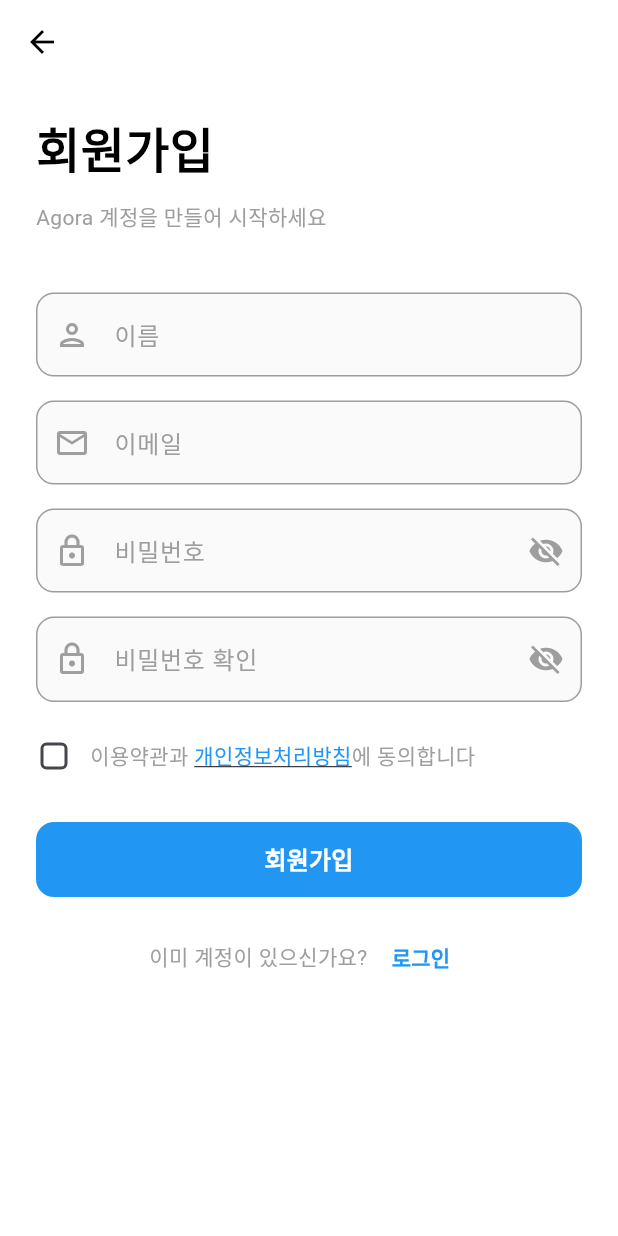
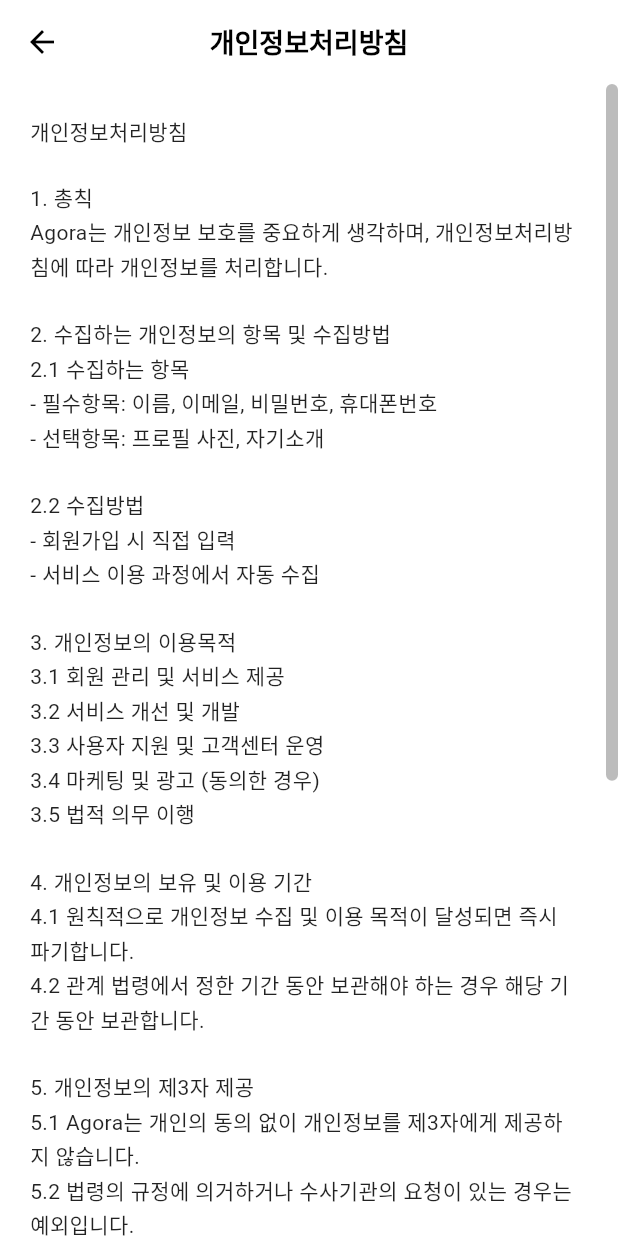
Before and after one commit to najoan125/agora, a Flutter app: the SignupScreen screen opened directly, after a tap on "개인정보처리방침", on a phone screen of 412 x 824 dp. Run offline on Flutter 3.47's test engine with Material 3 defaults, Android fonts, the phone set to English and light mode, and no system bars; our stand-ins replace flutter_svg.

Commit message:
회원가입페이지에서 이용약관과 개인정보처리방침을 클릭할시에 정상적으로 정보를 확인할 수 있게 바꿈

```diff
--- a/lib/screens/account_recovery_help_screen.dart
+++ b/lib/screens/account_recovery_help_screen.dart
@@ -214,7 +214,7 @@
                   controller: _descriptionController,
                   maxLines: 5,
                   decoration: InputDecoration(
-                    hintText: '겪고 계신 문제를 자세히 설명해주세요...',
+                    hintText: '문제를 자세히 설명해주세요...',
                     hintStyle: const TextStyle(color: Colors.grey, fontSize: 14),
                     border: OutlineInputBorder(
                       borderRadius: BorderRadius.circular(12),
@@ -293,7 +293,7 @@
                         ],
                       ),
                       const SizedBox(height: 12),
-                      _buildFAQItem('• 스팸 폴더를 확인해보셨나요?'),
+                      _buildFAQItem('• 스팸함을 확인해보셨나요?'),
                       _buildFAQItem('• 올바른 이메일 주소를 입력하셨나요?'),
                       _buildFAQItem('• 이메일이 도착하는데 최대 10분이 걸릴 수 있습니다.'),
                     ],
--- /dev/null
+++ b/lib/screens/policy_screen.dart
@@ -0,0 +1,153 @@
+import 'package:flutter/material.dart';
+
+// 이용약관 및 개인정보처리방침을 표시하는 페이지
+
+class PolicyScreen extends StatelessWidget {
+  final String title;
+  final String content;
+
+  const PolicyScreen({
+    Key? key,
+    required this.title,
+    required this.content,
+  }) : super(key: key);
+
+  @override
+  Widget build(BuildContext context) {
+    return Scaffold(
+      backgroundColor: Colors.white,
+      appBar: AppBar(
+        backgroundColor: Colors.white,
+        elevation: 0,
+        leading: IconButton(
+          icon: const Icon(Icons.arrow_back, color: Colors.black),
+          onPressed: () => Navigator.of(context).pop(),
+        ),
+        title: Text(
+          title,
+          style: const TextStyle(
+            color: Colors.black,
+            fontSize: 18,
+            fontWeight: FontWeight.bold,
+          ),
+        ),
+        centerTitle: true,
+      ),
+      body: SafeArea(
+        child: ScrollConfiguration(
+          behavior: ScrollConfiguration.of(context).copyWith(
+            scrollbars: true,
+          ),
+          child: Scrollbar(
+            thumbVisibility: true,
+            thickness: 8,
+            radius: const Radius.circular(4),
+            child: SingleChildScrollView(
+              padding: const EdgeInsets.only(
+                left: 20,
+                top: 20,
+                right: 24,
+                bottom: 20,
+              ),
+              child: Text(
+                content,
+                style: const TextStyle(
+                  fontSize: 14,
+                  color: Colors.black87,
+                  height: 1.6,
+                ),
+              ),
+            ),
+          ),
+        ),
+      ),
+    );
+  }
+}
+
+// 이용약관 내용
+const String termsOfServiceContent = '''
+이용약관
+
+1. 총칙
+본 이용약관은 Agora 서비스(이하 "서비스")를 이용함에 있어 회사와 이용자의 권리, 의무 및 책임사항을 규정합니다.
+
+2. 서비스의 이용
+2.1 서비스는 만 14세 이상의 이용자만 이용할 수 있습니다.
+2.2 이용자는 본 약관에 동의함으로써 서비스 이용 계약이 성립됩니다.
+2.3 회사는 서비스의 내용을 변경할 수 있으며, 변경 시 이용자에게 통보합니다.
+
+3. 이용자의 의무
+3.1 이용자는 타인의 개인정보를 무단으로 사용할 수 없습니다.
+3.2 이용자는 서비스를 불법적인 목적으로 이용할 수 없습니다.
+3.3 이용자는 타인을 괴롭히거나 명예를 훼손하는 행위를 할 수 없습니다.
+
+4. 회사의 책임
+4.1 회사는 서비스 제공 중 발생하는 직접적인 피해에 대해 책임집니다.
+4.2 회사는 이용자의 부주의로 인한 피해에 대해 책임지지 않습니다.
+4.3 회사는 천재지변, 전쟁, 테러 등 불가항력적 사유로 인한 서비스 중단에 대해 책임지지 않습니다.
+
+5. 서비스 이용의 제한 및 중지
+5.1 회사는 이용자가 본 약관을 위반할 경우 서비스 이용을 제한할 수 있습니다.
+5.2 서비스 이용 제한은 위반의 정도에 따라 임시 제한 또는 영구 차단될 수 있습니다.
+
+6. 계약의 해지
+6.1 이용자는 언제든지 서비스 이용을 중단할 수 있습니다.
+6.2 회사는 이용자의 요청에 따라 계정을 삭제할 수 있습니다.
+
+7. 준거법 및 관할
+본 약관은 대한민국 법에 따라 해석되며, 분쟁은 대한민국 법원의 관할에 따릅니다.
+
+부칙
+본 이용약관은 2025년 11월 12일부터 시행됩니다.
+''';
+
+// 개인정보처리방침 내용
+const String privacyPolicyContent = '''
+개인정보처리방침
+
+1. 총칙
+Agora는 개인정보 보호를 중요하게 생각하며, 개인정보처리방침에 따라 개인정보를 처리합니다.
+
+2. 수집하는 개인정보의 항목 및 수집방법
+2.1 수집하는 항목
+- 필수항목: 이름, 이메일, 비밀번호, 휴대폰번호
+- 선택항목: 프로필 사진, 자기소개
+
+2.2 수집방법
+- 회원가입 시 직접 입력
+- 서비스 이용 과정에서 자동 수집
+
+3. 개인정보의 이용목적
+3.1 회원 관리 및 서비스 제공
+3.2 서비스 개선 및 개발
+3.3 사용자 지원 및 고객센터 운영
+3.4 마케팅 및 광고 (동의한 경우)
+3.5 법적 의무 이행
+
+4. 개인정보의 보유 및 이용 기간
+4.1 원칙적으로 개인정보 수집 및 이용 목적이 달성되면 즉시 파기합니다.
+4.2 관계 법령에서 정한 기간 동안 보관해야 하는 경우 해당 기간 동안 보관합니다.
+
+5. 개인정보의 제3자 제공
+5.1 Agora는 개인의 동의 없이 개인정보를 제3자에게 제공하지 않습니다.
+5.2 법령의 규정에 의거하거나 수사기관의 요청이 있는 경우는 예외입니다.
+
+6. 개인정보의 안전성 확보 조치
+6.1 비밀번호 암호화
+6.2 보안 서버 운영
+6.3 전송 데이터 암호화
+6.4 접근권한 관리
+
+7. 이용자의 권리
+7.1 이용자는 개인정보에 대한 접근권, 수정권, 삭제권을 가집니다.
+7.2 이용자는 개인정보 처리에 대해 거부할 수 있습니다.
+
+8. 개인정보 보호 담당자
+8.1 개인정보 보호에 대한 문의는 support@agora.com으로 연락 바랍니다.
+
+9. 정책 변경
+9.1 본 개인정보처리방침은 사전 공지 후 변경될 수 있습니다.
+
+시행일자: 2025년 11월 12일
+''';
--- a/lib/screens/signup_screen.dart
+++ b/lib/screens/signup_screen.dart
@@ -1,5 +1,7 @@
 import 'package:flutter/material.dart';
 import 'login_screen.dart';
+import 'policy_screen.dart';
+import 'policy_screen.dart' show termsOfServiceContent, privacyPolicyContent;
 //회원가입 페이지
 
 class SignupScreen extends StatefulWidget {
@@ -268,9 +270,24 @@
                   Expanded(
                     child: Wrap(
                       children: [
-                        const Text(
-                          '이용약관',
-                          style: TextStyle(color: Colors.grey),
+                        GestureDetector(
+                          onTap: () {
+                            Navigator.of(context).push(
+                              MaterialPageRoute(
+                                builder: (context) => const PolicyScreen(
+                                  title: '이용약관',
+                                  content: termsOfServiceContent,
+                                ),
+                              ),
+                            );
+                          },
+                          child: const Text(
+                            '이용약관',
+                            style: TextStyle(
+                              color: Colors.blue,
+                              decoration: TextDecoration.underline,
+                            ),
+                          ),
                         ),
                         const Text(
                           '과 ',
@@ -278,7 +295,14 @@
                         ),
                         GestureDetector(
                           onTap: () {
-                            // 개인정보처리방침 페이지로 이동
+                            Navigator.of(context).push(
+                              MaterialPageRoute(
+                                builder: (context) => const PolicyScreen(
+                                  title: '개인정보처리방침',
+                                  content: privacyPolicyContent,
+                                ),
+                              ),
+                            );
                           },
                           child: const Text(
                             '개인정보처리방침',
```
